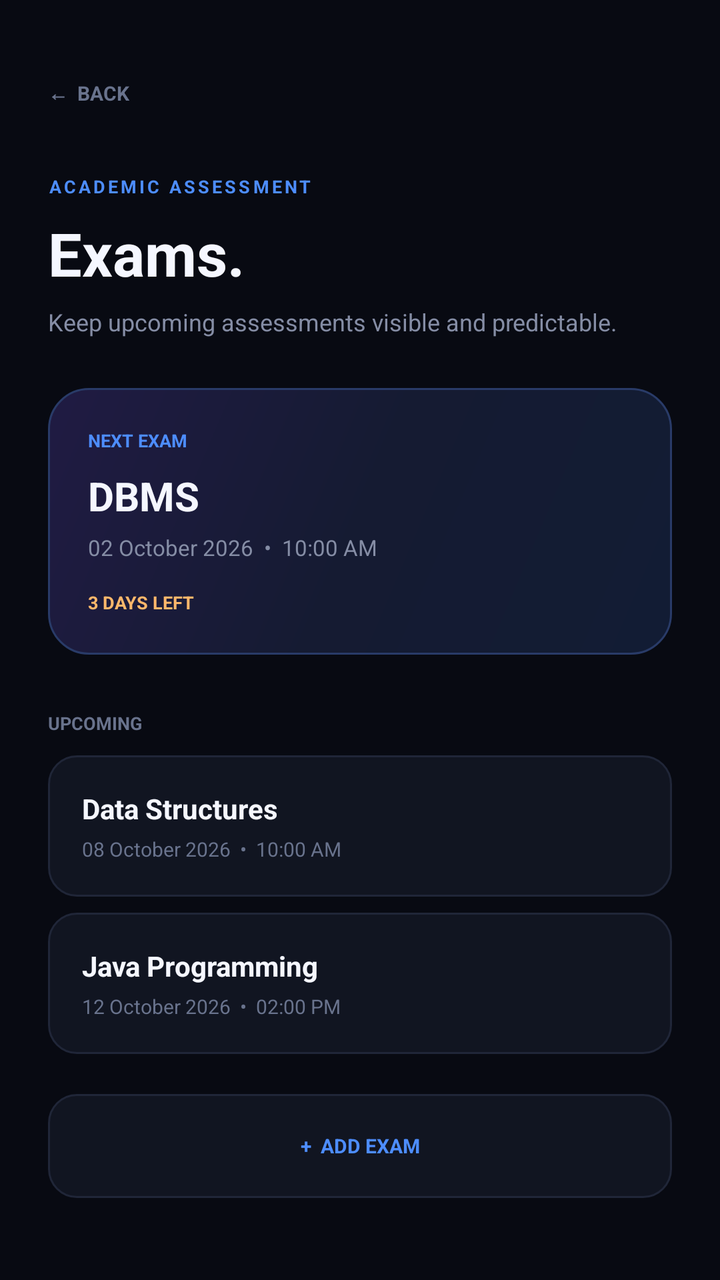
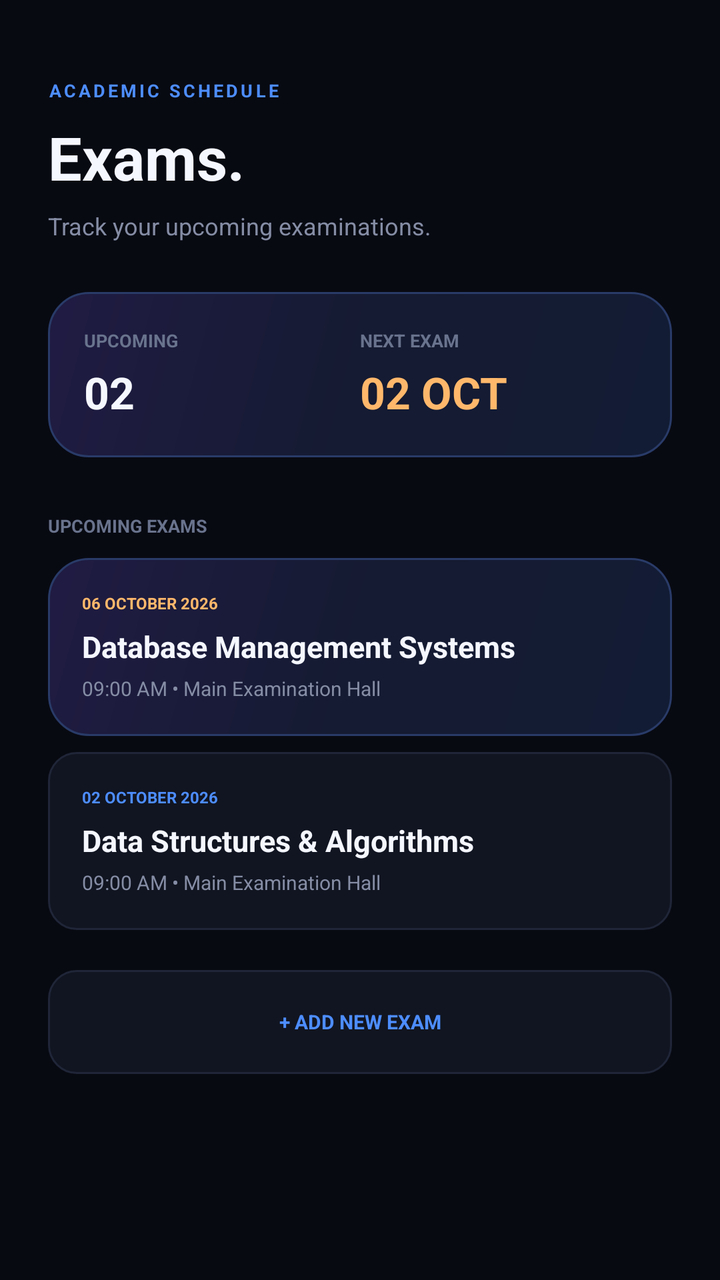

The first picture is an Android layout as it rendered before a commit; the second is the same layout after the commit. The layout source and the unified diff follow.
<!-- AndroidManifest.xml: application theme Theme.AnticiAI -->
<!-- res/layout/fragment_exams.xml -->
<?xml version="1.0" encoding="utf-8"?>
<ScrollView
    xmlns:android="http://schemas.android.com/apk/res/android"
    android:layout_width="match_parent"
    android:layout_height="match_parent"
    android:background="#080A12"
    android:fillViewport="true">

    <LinearLayout
        android:layout_width="match_parent"
        android:layout_height="wrap_content"
        android:orientation="vertical"
        android:padding="24dp">

        <TextView
            android:id="@+id/btnBack"
            android:layout_width="wrap_content"
            android:layout_height="45dp"
            android:gravity="center_vertical"
            android:text="←  BACK"
            android:textColor="#69738D"
            android:textSize="10sp"
            android:textStyle="bold" />

        <TextView
            android:layout_width="wrap_content"
            android:layout_height="wrap_content"
            android:layout_marginTop="18dp"
            android:letterSpacing="0.15"
            android:text="ACADEMIC ASSESSMENT"
            android:textColor="#4D8DFF"
            android:textSize="9sp"
            android:textStyle="bold" />

        <TextView
            android:layout_width="wrap_content"
            android:layout_height="wrap_content"
            android:layout_marginTop="7dp"
            android:text="Exams."
            android:textColor="#F5F7FF"
            android:textSize="30sp"
            android:textStyle="bold" />

        <TextView
            android:layout_width="match_parent"
            android:layout_height="wrap_content"
            android:layout_marginTop="6dp"
            android:text="Keep upcoming assessments visible and predictable."
            android:textColor="#858DA5"
            android:textSize="12sp" />

        

        <LinearLayout
            android:layout_width="match_parent"
            android:layout_height="wrap_content"
            android:layout_marginTop="25dp"
            android:background="@drawable/bg_prediction_card"
            android:orientation="vertical"
            android:padding="20dp">

            <TextView
                android:layout_width="wrap_content"
                android:layout_height="wrap_content"
                android:text="NEXT EXAM"
                android:textColor="#4D8DFF"
                android:textSize="9sp"
                android:textStyle="bold" />

            <TextView
                android:layout_width="wrap_content"
                android:layout_height="wrap_content"
                android:layout_marginTop="8dp"
                android:text="DBMS"
                android:textColor="#F5F7FF"
                android:textSize="20sp"
                android:textStyle="bold" />

            <TextView
                android:layout_width="wrap_content"
                android:layout_height="wrap_content"
                android:layout_marginTop="5dp"
                android:text="02 October 2026  •  10:00 AM"
                android:textColor="#858DA5"
                android:textSize="11sp" />

            <TextView
                android:layout_width="wrap_content"
                android:layout_height="wrap_content"
                android:layout_marginTop="14dp"
                android:text="3 DAYS LEFT"
                android:textColor="#FFB86B"
                android:textSize="9sp"
                android:textStyle="bold" />

        </LinearLayout>

        

        <TextView
            android:layout_width="wrap_content"
            android:layout_height="wrap_content"
            android:layout_marginTop="28dp"
            android:text="UPCOMING"
            android:textColor="#69738D"
            android:textSize="9sp"
            android:textStyle="bold" />

        <LinearLayout
            android:layout_width="match_parent"
            android:layout_height="wrap_content"
            android:layout_marginTop="10dp"
            android:background="@drawable/bg_main_card"
            android:orientation="vertical"
            android:padding="17dp">

            <TextView
                android:layout_width="wrap_content"
                android:layout_height="wrap_content"
                android:text="Data Structures"
                android:textColor="#F5F7FF"
                android:textSize="14sp"
                android:textStyle="bold" />

            <TextView
                android:layout_width="wrap_content"
                android:layout_height="wrap_content"
                android:layout_marginTop="4dp"
                android:text="08 October 2026  •  10:00 AM"
                android:textColor="#69738D"
                android:textSize="10sp" />

        </LinearLayout>

        <LinearLayout
            android:layout_width="match_parent"
            android:layout_height="wrap_content"
            android:layout_marginTop="8dp"
            android:background="@drawable/bg_main_card"
            android:orientation="vertical"
            android:padding="17dp">

            <TextView
                android:layout_width="wrap_content"
                android:layout_height="wrap_content"
                android:text="Java Programming"
                android:textColor="#F5F7FF"
                android:textSize="14sp"
                android:textStyle="bold" />

            <TextView
                android:layout_width="wrap_content"
                android:layout_height="wrap_content"
                android:layout_marginTop="4dp"
                android:text="12 October 2026  •  02:00 PM"
                android:textColor="#69738D"
                android:textSize="10sp" />

        </LinearLayout>

        <TextView
            android:layout_width="match_parent"
            android:layout_height="52dp"
            android:layout_marginTop="20dp"
            android:background="@drawable/bg_main_card"
            android:gravity="center"
            android:text="+  ADD EXAM"
            android:textColor="#4D8DFF"
            android:textSize="10sp"
            android:textStyle="bold" />

    </LinearLayout>

</ScrollView>
<!-- resources referenced by this layout -->
<resources>
  <!-- drawable bg_main_card (drawable) -->
  <?xml version="1.0" encoding="utf-8"?>
  <shape xmlns:android="http://schemas.android.com/apk/res/android">
  
      <solid android:color="#111521"/>
  
      <stroke
          android:width="1dp"
          android:color="#202638"/>
  
      <corners android:radius="14dp"/>
  
  </shape>
  <!-- drawable bg_prediction_card (drawable) -->
  <?xml version="1.0" encoding="utf-8"?>
  <shape xmlns:android="http://schemas.android.com/apk/res/android">
  
      <gradient
          android:angle="135"
          android:startColor="#121C34"
          android:centerColor="#151B32"
          android:endColor="#201B43"/>
  
      <stroke
          android:width="1dp"
          android:color="#293B68"/>
  
      <corners android:radius="20dp"/>
  
  </shape>
  <style name="Theme.AnticiAI" parent="Base.Theme.AnticiAI" />
  <style name="Base.Theme.AnticiAI" parent="Theme.Material3.DayNight.NoActionBar">
          
          
      </style>
</resources>

<!-- the commit's change to res/layout/fragment_exams.xml (unified diff, before → after) -->
@@ -1,6 +1,5 @@
 <?xml version="1.0" encoding="utf-8"?>
-<ScrollView
-    xmlns:android="http://schemas.android.com/apk/res/android"
+<ScrollView xmlns:android="http://schemas.android.com/apk/res/android"
     android:layout_width="match_parent"
     android:layout_height="match_parent"
     android:background="#080A12"
@@ -12,22 +11,14 @@
         android:orientation="vertical"
         android:padding="24dp">
 
-        <TextView
-            android:id="@+id/btnBack"
+        
+
+        <TextView
             android:layout_width="wrap_content"
-            android:layout_height="45dp"
-            android:gravity="center_vertical"
-            android:text="←  BACK"
-            android:textColor="#69738D"
-            android:textSize="10sp"
-            android:textStyle="bold" />
-
-        <TextView
-            android:layout_width="wrap_content"
-            android:layout_height="wrap_content"
-            android:layout_marginTop="18dp"
+            android:layout_height="wrap_content"
+            android:layout_marginTop="15dp"
             android:letterSpacing="0.15"
-            android:text="ACADEMIC ASSESSMENT"
+            android:text="ACADEMIC SCHEDULE"
             android:textColor="#4D8DFF"
             android:textSize="9sp"
             android:textStyle="bold" />
@@ -45,7 +36,7 @@
             android:layout_width="match_parent"
             android:layout_height="wrap_content"
             android:layout_marginTop="6dp"
-            android:text="Keep upcoming assessments visible and predictable."
+            android:text="Track your upcoming examinations."
             android:textColor="#858DA5"
             android:textSize="12sp" />
 
@@ -56,42 +47,58 @@
             android:layout_height="wrap_content"
             android:layout_marginTop="25dp"
             android:background="@drawable/bg_prediction_card"
-            android:orientation="vertical"
-            android:padding="20dp">
-
-            <TextView
-                android:layout_width="wrap_content"
-                android:layout_height="wrap_content"
-                android:text="NEXT EXAM"
-                android:textColor="#4D8DFF"
-                android:textSize="9sp"
-                android:textStyle="bold" />
-
-            <TextView
-                android:layout_width="wrap_content"
-                android:layout_height="wrap_content"
-                android:layout_marginTop="8dp"
-                android:text="DBMS"
-                android:textColor="#F5F7FF"
-                android:textSize="20sp"
-                android:textStyle="bold" />
-
-            <TextView
-                android:layout_width="wrap_content"
-                android:layout_height="wrap_content"
-                android:layout_marginTop="5dp"
-                android:text="02 October 2026  •  10:00 AM"
-                android:textColor="#858DA5"
-                android:textSize="11sp" />
-
-            <TextView
-                android:layout_width="wrap_content"
-                android:layout_height="wrap_content"
-                android:layout_marginTop="14dp"
-                android:text="3 DAYS LEFT"
-                android:textColor="#FFB86B"
-                android:textSize="9sp"
-                android:textStyle="bold" />
+            android:orientation="horizontal"
+            android:padding="18dp">
+
+            <LinearLayout
+                android:layout_width="0dp"
+                android:layout_height="wrap_content"
+                android:layout_weight="1"
+                android:orientation="vertical">
+
+                <TextView
+                    android:layout_width="wrap_content"
+                    android:layout_height="wrap_content"
+                    android:text="UPCOMING"
+                    android:textColor="#69738D"
+                    android:textSize="9sp"
+                    android:textStyle="bold" />
+
+                <TextView
+                    android:layout_width="wrap_content"
+                    android:layout_height="wrap_content"
+                    android:layout_marginTop="5dp"
+                    android:text="02"
+                    android:textColor="#F5F7FF"
+                    android:textSize="22sp"
+                    android:textStyle="bold" />
+
+            </LinearLayout>
+
+            <LinearLayout
+                android:layout_width="0dp"
+                android:layout_height="wrap_content"
+                android:layout_weight="1"
+                android:orientation="vertical">
+
+                <TextView
+                    android:layout_width="wrap_content"
+                    android:layout_height="wrap_content"
+                    android:text="NEXT EXAM"
+                    android:textColor="#69738D"
+                    android:textSize="9sp"
+                    android:textStyle="bold" />
+
+                <TextView
+                    android:layout_width="wrap_content"
+                    android:layout_height="wrap_content"
+                    android:layout_marginTop="5dp"
+                    android:text="02 OCT"
+                    android:textColor="#FFB86B"
+                    android:textSize="22sp"
+                    android:textStyle="bold" />
+
+            </LinearLayout>
 
         </LinearLayout>
 
@@ -101,70 +108,104 @@
             android:layout_width="wrap_content"
             android:layout_height="wrap_content"
             android:layout_marginTop="28dp"
-            android:text="UPCOMING"
+            android:text="UPCOMING EXAMS"
             android:textColor="#69738D"
             android:textSize="9sp"
             android:textStyle="bold" />
 
+        
+
         <LinearLayout
+            android:id="@+id/examDbms"
             android:layout_width="match_parent"
             android:layout_height="wrap_content"
             android:layout_marginTop="10dp"
-            android:background="@drawable/bg_main_card"
+            android:background="@drawable/bg_prediction_card"
+            android:clickable="true"
+            android:focusable="true"
             android:orientation="vertical"
             android:padding="17dp">
 
             <TextView
                 android:layout_width="wrap_content"
                 android:layout_height="wrap_content"
-                android:text="Data Structures"
+                android:text="06 OCTOBER 2026"
+                android:textColor="#FFB86B"
+                android:textSize="8sp"
+                android:textStyle="bold" />
+
+            <TextView
+                android:layout_width="wrap_content"
+                android:layout_height="wrap_content"
+                android:layout_marginTop="6dp"
+                android:text="Database Management Systems"
                 android:textColor="#F5F7FF"
-                android:textSize="14sp"
+                android:textSize="15sp"
                 android:textStyle="bold" />
 
             <TextView
                 android:layout_width="wrap_content"
                 android:layout_height="wrap_content"
                 android:layout_marginTop="4dp"
-                android:text="08 October 2026  •  10:00 AM"
-                android:textColor="#69738D"
+                android:text="09:00 AM • Main Examination Hall"
+                android:textColor="#858DA5"
                 android:textSize="10sp" />
 
         </LinearLayout>
 
+        
+
         <LinearLayout
+            android:id="@+id/examDsa"
             android:layout_width="match_parent"
             android:layout_height="wrap_content"
             android:layout_marginTop="8dp"
             android:background="@drawable/bg_main_card"
+            android:clickable="true"
+            android:focusable="true"
             android:orientation="vertical"
             android:padding="17dp">
 
             <TextView
                 android:layout_width="wrap_content"
                 android:layout_height="wrap_content"
-                android:text="Java Programming"
+                android:text="02 OCTOBER 2026"
+                android:textColor="#4D8DFF"
+                android:textSize="8sp"
+                android:textStyle="bold" />
+
+            <TextView
+                android:layout_width="wrap_content"
+                android:layout_height="wrap_content"
+                android:layout_marginTop="6dp"
+                android:text="@string/data_structures_algorithms"
                 android:textColor="#F5F7FF"
-                android:textSize="14sp"
+                android:textSize="15sp"
                 android:textStyle="bold" />
 
             <TextView
                 android:layout_width="wrap_content"
                 android:layout_height="wrap_content"
                 android:layout_marginTop="4dp"
-                android:text="12 October 2026  •  02:00 PM"
-                android:textColor="#69738D"
+                android:text="09:00 AM • Main Examination Hall"
+                android:textColor="#858DA5"
                 android:textSize="10sp" />
 
         </LinearLayout>
 
-        <TextView
+        
+
+        <TextView
+            android:id="@+id/btnAddExam"
             android:layout_width="match_parent"
             android:layout_height="52dp"
             android:layout_marginTop="20dp"
+            android:layout_marginBottom="30dp"
             android:background="@drawable/bg_main_card"
+            android:clickable="true"
+            android:focusable="true"
             android:gravity="center"
-            android:text="+  ADD EXAM"
+            android:text="+ ADD NEW EXAM"
             android:textColor="#4D8DFF"
             android:textSize="10sp"
             android:textStyle="bold" />
<!-- resource entries referenced after the edit -->
@@ -30,6 +30,7 @@
       <corners android:radius="20dp"/>
   
   </shape>
+  <string name="data_structures_algorithms">Data Structures &amp; Algorithms</string>
   <style name="Theme.AnticiAI" parent="Base.Theme.AnticiAI" />
   <style name="Base.Theme.AnticiAI" parent="Theme.Material3.DayNight.NoActionBar">
           
